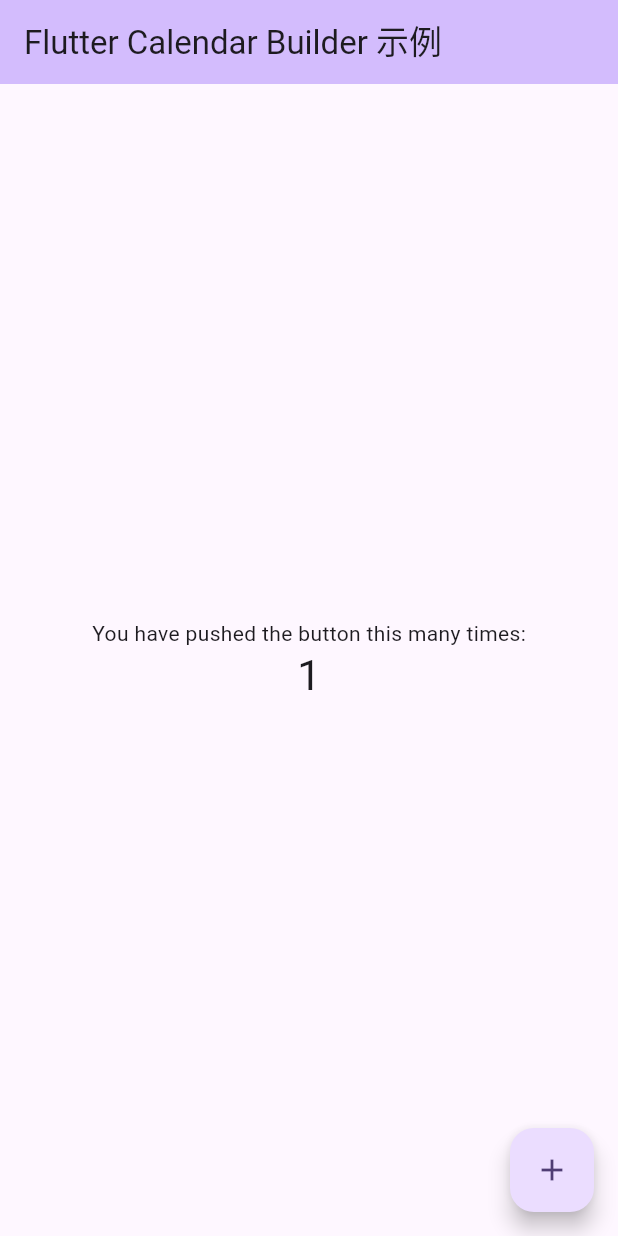
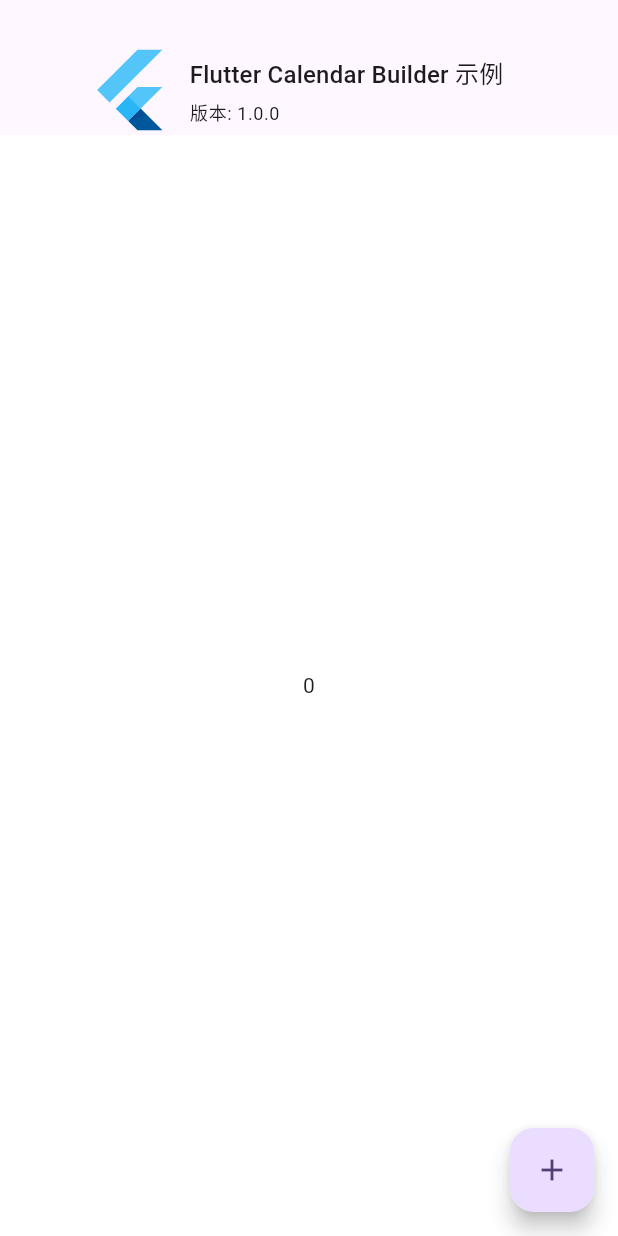
Before and after one commit to cleong98/flutter_calendar_builder, a Flutter app: the screen it shows after launch, after a tap on the "add" icon, on a phone screen of 412 x 824 dp. Run offline on Flutter 3.47's test engine with Material 2 defaults, Android fonts, the phone set to English and light mode, and no system bars; our stand-ins replace package_info_plus.

Commit message:
initial commit

```diff
--- a/example/analysis_options.yaml
+++ b/example/analysis_options.yaml
@@ -13,8 +13,7 @@ linter:
   # The lint rules applied to this project can be customized in the
   # section below to disable rules from the `package:flutter_lints/flutter.yaml`
   # included above or to enable additional rules. A list of all available lints
-  # and their documentation is published at
-  # https://dart-lang.github.io/linter/lints/index.html.
+  # and their documentation is published at https://dart.dev/lints.
   #
   # Instead of disabling a lint rule for the entire project in the
   # section below, it can also be suppressed for a single line of code
--- a/example/l10n.yaml
+++ b/example/l10n.yaml
@@ -1,8 +1,8 @@
 arb-dir: lib/l10n
-#format: true
+# format: true
 output-class: AppLocalizations
 output-dir: lib/l10n/gen
-output_localization-file: app_localizations.dart
-template_arb_file: app_en.arb
+output-localization-file: app_localizations.dart
+template-arb-file: app_en.arb
 synthetic-package: false
 untranslated-messages-file: lib/l10n/gen/app_localizations_untranslated.json
--- a/example/lib/constants/extensions.dart
+++ b/example/lib/constants/extensions.dart
@@ -1,5 +1,5 @@
 import 'package:flutter/material.dart';
-import 'package:flutter_calendar_builder_demo/l10n/gen/app_localizations.dart';
+import 'package:example/l10n/gen/app_localizations.dart';
 
 extension BuildContextExtension on BuildContext {
   AppLocalizations get l10n => AppLocalizations.of(this)!;
--- a/example/lib/l10n/gen/app_localizations.dart
+++ b/example/lib/l10n/gen/app_localizations.dart
@@ -98,6 +98,18 @@ abstract class AppLocalizations {
   /// In en, this message translates to:
   /// **'Flutter Calendar Builder Demo'**
   String get appTitle;
+
+  /// No description provided for @appVersion.
+  ///
+  /// In en, this message translates to:
+  /// **'Version: {version}'**
+  String appVersion(String version);
+
+  /// No description provided for @appVersionUnknown.
+  ///
+  /// In en, this message translates to:
+  /// **'unknown'**
+  String get appVersionUnknown;
 }
 
 class _AppLocalizationsDelegate extends LocalizationsDelegate<AppLocalizations> {
--- a/example/lib/l10n/gen/app_localizations_zh.dart
+++ b/example/lib/l10n/gen/app_localizations_zh.dart
@@ -6,4 +6,12 @@ class AppLocalizationsZh extends AppLocalizations {
 
   @override
   String get appTitle => 'Flutter Calendar Builder 示例';
+
+  @override
+  String appVersion(String version) {
+    return '版本: $version';
+  }
+
+  @override
+  String get appVersionUnknown => '未知';
 }
--- a/example/lib/main.dart
+++ b/example/lib/main.dart
@@ -1,84 +1,47 @@
+import 'package:example/pages/splash_page.dart';
+import 'package:example/l10n/gen/app_localizations.dart';
 import 'package:flutter/material.dart';
-import 'package:flutter_calendar_builder/flutter_calendar_builder.dart';
-import 'package:flutter_calendar_builder_demo/l10n/gen/app_localizations.dart';
-import 'package:flutter_localizations/flutter_localizations.dart';
-
-import 'constants/extensions.dart';
+import 'package:flutter/services.dart';
+import './constants/extensions.dart';
 
 void main() {
   runApp(const MyApp());
+  SystemChrome.setSystemUIOverlayStyle(
+    SystemUiOverlayStyle.dark.copyWith(statusBarColor: Colors.transparent),
+  );
 }
+
+String? packageVersion;
 
 class MyApp extends StatelessWidget {
   const MyApp({super.key});
-
   @override
   Widget build(BuildContext context) {
     return MaterialApp(
+      locale: const Locale('zh'),
       onGenerateTitle: (context) => context.l10n.appTitle,
-      localizationsDelegates: const [
-        GlobalMaterialLocalizations.delegate,
-        GlobalWidgetsLocalizations.delegate,
-        GlobalCupertinoLocalizations.delegate,
-        AppLocalizations.delegate,
-      ],
-      supportedLocales: AppLocalizations.supportedLocales,
-      locale: const Locale('zh'),
       theme: ThemeData(
         colorScheme: ColorScheme.fromSeed(seedColor: Colors.deepPurple),
         useMaterial3: true,
       ),
-      home: Builder(builder: (context) => MyHomePage(title: context.l10n.appTitle)),
+      localizationsDelegates: AppLocalizations.localizationsDelegates,
+      supportedLocales: AppLocalizations.supportedLocales,
+      home: const SplashPage(),
+      builder: (BuildContext context, Widget? child) {
+        return ScrollConfiguration(
+          behavior: const NoGlowScrollBehavior(),
+          child: child!,
+        );
+      },
     );
   }
 }
 
-class MyHomePage extends StatefulWidget {
-  const MyHomePage({super.key, required this.title});
-
-  final String title;
+class NoGlowScrollBehavior extends ScrollBehavior {
+  const NoGlowScrollBehavior();
 
   @override
-  State<MyHomePage> createState() => _MyHomePageState();
+  Widget buildOverscrollIndicator(
+          BuildContext context, Widget child, ScrollableDetails details) =>
+      child;
 }
-
-class _MyHomePageState extends State<MyHomePage> {
-  int _counter = 0;
-final c = Calculator();
-  void _incrementCounter() {
-
-   final value  = c.addOne(_counter);
-    setState(() {
-     _counter = value;
-    });
-  }
-
-  @override
-  Widget build(BuildContext context) {
-    return Scaffold(
-      appBar: AppBar(
-        backgroundColor: Theme.of(context).colorScheme.inversePrimary,
-        title: Text(widget.title),
-      ),
-      body: Center(
-        child: Column(
-          mainAxisAlignment: MainAxisAlignment.center,
-          children: <Widget>[
-            const Text(
-              'You have pushed the button this many times:',
-            ),
-            Text(
-              '$_counter',
-              style: Theme.of(context).textTheme.headlineMedium,
-            ),
-          ],
-        ),
-      ),
-      floatingActionButton: FloatingActionButton(
-        onPressed: _incrementCounter,
-        tooltip: 'Increment',
-        child: const Icon(Icons.add),
-      ),
-    );
-  }
-}
--- /dev/null
+++ b/example/lib/pages/home_page.dart
@@ -0,0 +1,83 @@
+import 'package:example/constants/extensions.dart';
+import 'package:example/main.dart';
+import 'package:flutter/material.dart';
+import 'package:flutter_calendar_builder/flutter_calendar_builder.dart';
+
+class HomePage extends StatefulWidget {
+  const HomePage({super.key});
+
+  @override
+  State<HomePage> createState() => _HomePageState();
+}
+
+class _HomePageState extends State<HomePage> {
+
+  int counter = 0;
+
+  Widget header(BuildContext context) {
+    return Container(
+      margin: const EdgeInsetsDirectional.only(top: 30.0),
+      height: 60.0,
+      child: Row(
+        mainAxisAlignment: MainAxisAlignment.center,
+        children: <Widget>[
+          const AspectRatio(
+            aspectRatio: 1.0,
+            child: Hero(
+              tag: 'LOGO',
+              child: FlutterLogo(size: 150,),
+            ),
+          ),
+          const SizedBox(width: 10.0),
+          Column(
+            mainAxisAlignment: MainAxisAlignment.spaceEvenly,
+            crossAxisAlignment: CrossAxisAlignment.start,
+            children: <Widget>[
+              Text(
+                context.l10n.appTitle,
+                style: Theme.of(context).textTheme.titleMedium,
+              ),
+              Text(
+                context.l10n.appVersion(
+                  packageVersion ?? context.l10n.appVersionUnknown,
+                ),
+                style: Theme.of(context).textTheme.bodySmall,
+              ),
+            ],
+          ),
+          const SizedBox(width: 20.0),
+        ],
+      ),
+    );
+  }
+
+  @override
+  Widget build(BuildContext context) {
+    return Scaffold(
+      body: SafeArea(
+        child: Column(
+          children: [
+            header(context),
+            Expanded(
+              child: Container(
+                color: Colors.white,
+                child: Center(
+                  child: Text('$counter'),
+                ),
+              ),
+            ),
+          ],
+        ),
+      ),
+      floatingActionButton: FloatingActionButton(
+        child: const Icon(Icons.add),
+        onPressed: () {
+          Calendar.test();
+          // setState(() {
+          //   counter += 1;
+          // });
+        },
+      ),
+    );
+  }
+}
--- /dev/null
+++ b/example/lib/pages/splash_page.dart
@@ -0,0 +1,56 @@
+import 'package:package_info_plus/package_info_plus.dart';
+import 'package:flutter/material.dart';
+import 'home_page.dart';
+import '../main.dart';
+
+class SplashPage extends StatefulWidget {
+  const SplashPage({super.key});
+
+  @override
+  State<SplashPage> createState() => _SplashPageState();
+}
+
+class _SplashPageState extends State<SplashPage> {
+  @override
+  void initState() {
+    super.initState();
+    init();
+  }
+
+  Future<void> init() async {
+    try {
+      final PackageInfo info = await PackageInfo.fromPlatform();
+      packageVersion = info.version;
+    } catch (_) {}
+    await Future.delayed(const Duration(seconds: 1));
+    if (mounted) {
+      Navigator.of(context).pushReplacement(
+        PageRouteBuilder(
+          pageBuilder: (_, __, ___) => const HomePage(),
+          transitionsBuilder: (_, Animation<double> a, __, Widget chid) {
+            return FadeTransition(
+              opacity: a,
+              child: chid,
+            );
+          },
+          transitionDuration: const Duration(seconds: 1),
+        ),
+      );
+    }
+  }
+
+  @override
+  Widget build(BuildContext context) {
+    return Material(
+      color: Theme.of(context).canvasColor,
+      child: const Center(
+        child: Hero(
+          tag: 'LOGO',
+          child: FlutterLogo(
+            size: 150,
+          ),
+        ),
+      ),
+    );
+  }
+}
--- a/lib/flutter_calendar_builder.dart
+++ b/lib/flutter_calendar_builder.dart
@@ -1,7 +1,3 @@
 library flutter_calendar_builder;
 
-/// A Calculator.
-class Calculator {
-  /// Returns [value] plus 1.
-  int addOne(int value) => value + 1;
-}
+export 'src/widgets/calendar.dart';
--- a/pubspec.yaml
+++ b/pubspec.yaml
@@ -10,8 +10,11 @@ environment:
 dependencies:
   flutter:
     sdk: flutter
+  intl: ^0.18.1
 
 dev_dependencies:
+  flutter_localizations:
+    sdk: flutter
   flutter_test:
     sdk: flutter
   flutter_lints: ^2.0.0
```
Also changed, not shown: example/lib/l10n/app_en.arb (+11 -1 lines), example/lib/l10n/app_zh.arb (+11 -1 lines), example/lib/l10n/gen/app_localizations_en.dart (+8 -0 lines), example/pubspec.yaml (+7 -4 lines), lib/src/constants/extensions.dart (added, +31 -0 lines), lib/src/widgets/calendar.dart (added, +20 -0 lines), lib/src/widgets/gaps.dart (added, +32 -0 lines), example/pubspec.lock, 15 other files.
